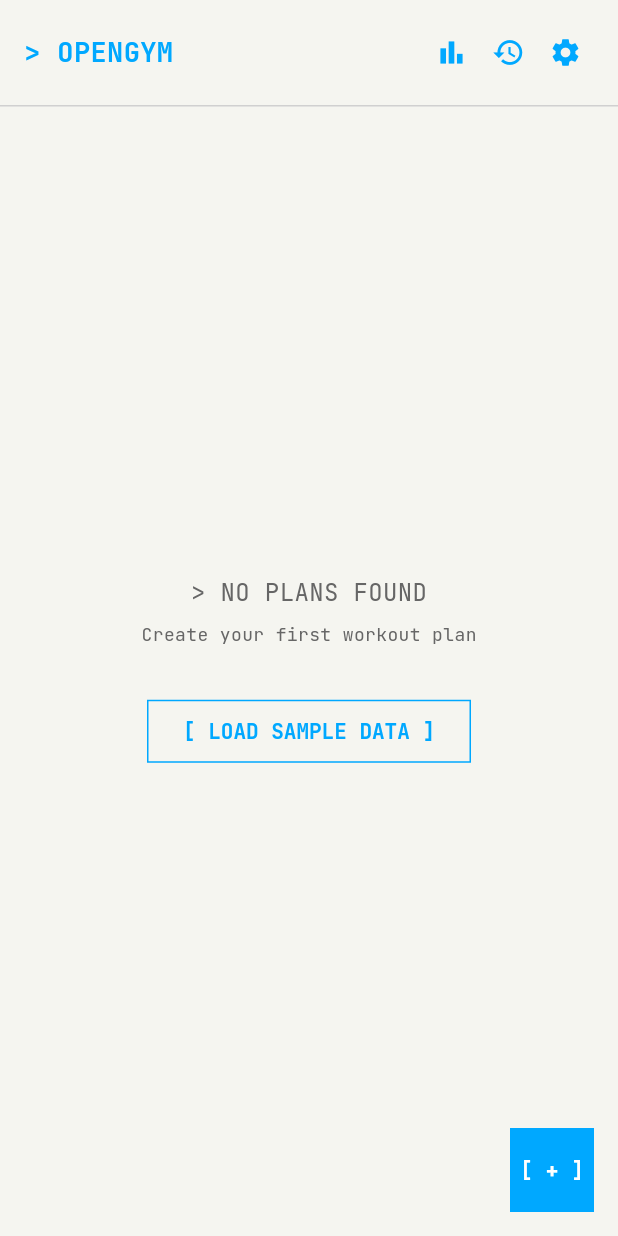
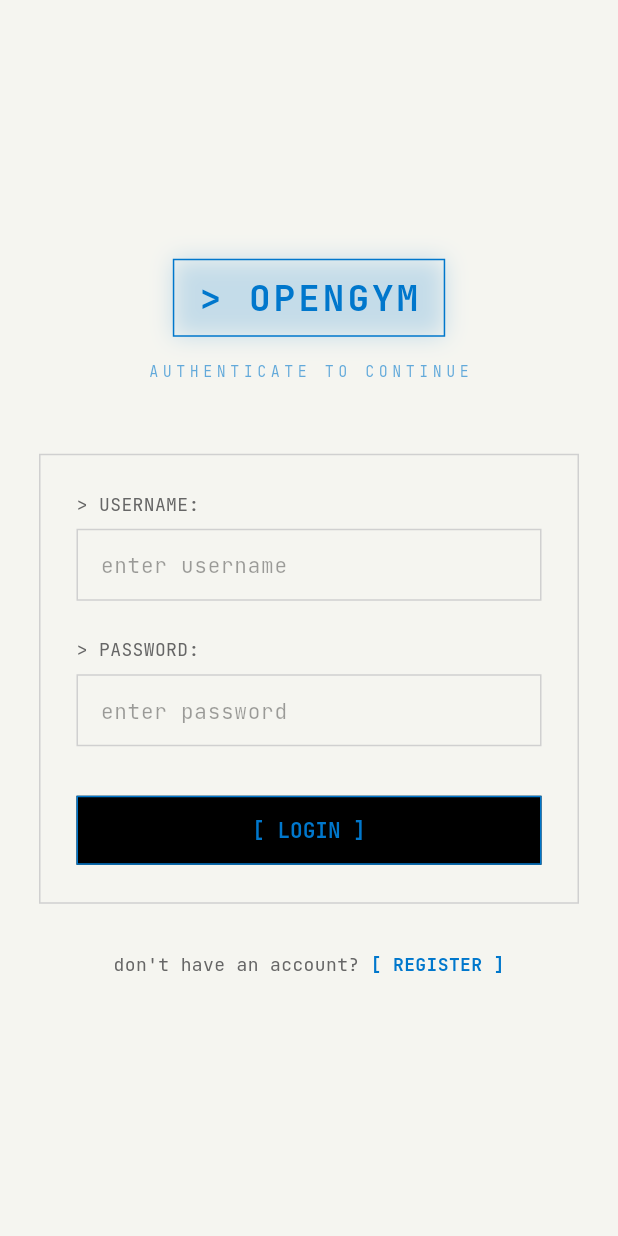
Before and after one commit to AalishMS/gymapp, a Flutter app: the screen it shows after launch, on a phone screen of 412 x 824 dp. Run offline on Flutter 3.47's test engine with Material 3 defaults, Android fonts, the phone set to English and light mode, and no system bars; our stand-ins replace fl_chart, flutter_secure_storage, google_fonts, hive, hive_flutter, shared_preferences; accounts and stored records are empty.

Commit message:
feat: add login and register screens

```diff
--- a/lib/main.dart
+++ b/lib/main.dart
@@ -7,6 +7,8 @@ import 'providers/progression_provider.dart';
 import 'providers/settings_provider.dart';
 import 'services/hive_service.dart';
 import 'screens/home_screen.dart';
+import 'screens/login_screen.dart';
+import 'screens/register_screen.dart';
 import 'theme/app_theme.dart';
 
 void main() async {
@@ -109,7 +111,12 @@ class _MyAppState extends State<MyApp> {
             theme: buildTheme(accentLight, Brightness.light),
             darkTheme: buildTheme(accentDark, Brightness.dark),
             themeMode: settings.themeMode,
-            home: const HomeScreen(),
+            initialRoute: '/login',
+            routes: {
+              '/login': (context) => const LoginScreen(),
+              '/register': (context) => const RegisterScreen(),
+              '/home': (context) => const HomeScreen(),
+            },
           );
         },
       ),
--- /dev/null
+++ b/lib/screens/login_screen.dart
@@ -0,0 +1,316 @@
+import 'package:flutter/material.dart';
+import 'package:google_fonts/google_fonts.dart';
+import '../services/auth_service.dart';
+import '../theme/app_theme.dart';
+
+class LoginScreen extends StatefulWidget {
+  const LoginScreen({super.key});
+
+  @override
+  State<LoginScreen> createState() => _LoginScreenState();
+}
+
+class _LoginScreenState extends State<LoginScreen> {
+  final _usernameController = TextEditingController();
+  final _passwordController = TextEditingController();
+  final _authService = AuthService();
+
+  bool _isLoading = false;
+  String? _errorMessage;
+
+  @override
+  void dispose() {
+    _usernameController.dispose();
+    _passwordController.dispose();
+    super.dispose();
+  }
+
+  Future<void> _handleLogin() async {
+    if (_isLoading) return;
+
+    setState(() {
+      _isLoading = true;
+      _errorMessage = null;
+    });
+
+    final username = _usernameController.text.trim();
+    final password = _passwordController.text;
+
+    if (username.isEmpty || password.isEmpty) {
+      setState(() {
+        _isLoading = false;
+        _errorMessage = 'Username and password required';
+      });
+      return;
+    }
+
+    final success = await _authService.login(username, password);
+
+    if (mounted) {
+      setState(() {
+        _isLoading = false;
+      });
+
+      if (success) {
+        Navigator.pushReplacementNamed(context, '/home');
+      } else {
+        setState(() {
+          _errorMessage = 'Invalid credentials';
+        });
+      }
+    }
+  }
+
+  @override
+  Widget build(BuildContext context) {
+    final bg = backgroundColor(context);
+    final border = borderColor(context);
+    final accent = Theme.of(context).colorScheme.primary;
+    final textPrimary = textPrimaryColor(context);
+    final textSecondary = textSecondaryColor(context);
+    final errorColor = Theme.of(context).extension<AppColorScheme>()?.error ??
+        const Color(0xFFFF4444);
+
+    return Scaffold(
+      backgroundColor: bg,
+      body: SafeArea(
+        child: Center(
+          child: SingleChildScrollView(
+            padding: const EdgeInsets.all(24),
+            child: Column(
+              mainAxisAlignment: MainAxisAlignment.center,
+              children: [
+                _buildHeader(accent),
+                const SizedBox(height: 48),
+                _buildInputContainer(
+                  context,
+                  bg: bg,
+                  border: border,
+                  accent: accent,
+                  textPrimary: textPrimary,
+                  textSecondary: textSecondary,
+                  child: Column(
+                    crossAxisAlignment: CrossAxisAlignment.start,
+                    children: [
+                      _buildTerminalLabel('> USERNAME:', textSecondary),
+                      const SizedBox(height: 8),
+                      _buildTextField(
+                        controller: _usernameController,
+                        hintText: 'enter username',
+                        textPrimary: textPrimary,
+                        border: border,
+                        accent: accent,
+                      ),
+                      const SizedBox(height: 24),
+                      _buildTerminalLabel('> PASSWORD:', textSecondary),
+                      const SizedBox(height: 8),
+                      _buildTextField(
+                        controller: _passwordController,
+                        hintText: 'enter password',
+                        obscureText: true,
+                        textPrimary: textPrimary,
+                        border: border,
+                        accent: accent,
+                      ),
+                      if (_errorMessage != null) ...[
+                        const SizedBox(height: 16),
+                        _buildErrorMessage(_errorMessage!, errorColor),
+                      ],
+                      const SizedBox(height: 32),
+                      _buildLoginButton(accent, textPrimary),
+                    ],
+                  ),
+                ),
+                const SizedBox(height: 32),
+                _buildRegisterLink(accent, textSecondary),
+              ],
+            ),
+          ),
+        ),
+      ),
+    );
+  }
+
+  Widget _buildHeader(Color accent) {
+    return Column(
+      children: [
+        Container(
+          padding: const EdgeInsets.symmetric(horizontal: 16, vertical: 8),
+          decoration: BoxDecoration(
+            border: Border.all(color: accent, width: 1),
+            boxShadow: [
+              BoxShadow(
+                color: accent.withAlpha(51),
+                blurRadius: 12,
+                spreadRadius: 0,
+              ),
+            ],
+          ),
+          child: Text(
+            '> OPENGYM',
+            style: GoogleFonts.jetBrainsMono(
+              fontSize: 24,
+              fontWeight: FontWeight.bold,
+              color: accent,
+              letterSpacing: 2,
+            ),
+          ),
+        ),
+        const SizedBox(height: 16),
+        Text(
+          'AUTHENTICATE TO CONTINUE',
+          style: GoogleFonts.jetBrainsMono(
+            fontSize: 10,
+            color: accent.withAlpha(153),
+            letterSpacing: 3,
+          ),
+        ),
+      ],
+    );
+  }
+
+  Widget _buildInputContainer(
+    BuildContext context, {
+    required Color bg,
+    required Color border,
+    required Color accent,
+    required Color textPrimary,
+    required Color textSecondary,
+    required Widget child,
+  }) {
+    return Container(
+      width: double.infinity,
+      constraints: const BoxConstraints(maxWidth: 360),
+      padding: const EdgeInsets.all(24),
+      decoration: BoxDecoration(
+        color: bg,
+        border: Border.all(color: border, width: 1),
+      ),
+      child: child,
+    );
+  }
+
+  Widget _buildTerminalLabel(String label, Color textSecondary) {
+    return Text(
+      label,
+      style: GoogleFonts.jetBrainsMono(
+        fontSize: 12,
+        color: textSecondary,
+      ),
+    );
+  }
+
+  Widget _buildTextField({
+    required TextEditingController controller,
+    required String hintText,
+    bool obscureText = false,
+    required Color textPrimary,
+    required Color border,
+    required Color accent,
+  }) {
+    return TextField(
+      controller: controller,
+      obscureText: obscureText,
+      style: GoogleFonts.jetBrainsMono(
+        fontSize: 14,
+        color: textPrimary,
+      ),
+      decoration: InputDecoration(
+        hintText: hintText,
+        hintStyle: GoogleFonts.jetBrainsMono(
+          fontSize: 14,
+          color: textPrimary.withAlpha(102),
+        ),
+        filled: false,
+        contentPadding:
+            const EdgeInsets.symmetric(horizontal: 12, vertical: 12),
+        enabledBorder: OutlineInputBorder(
+          borderRadius: BorderRadius.zero,
+          borderSide: BorderSide(color: border, width: 1),
+        ),
+        focusedBorder: OutlineInputBorder(
+          borderRadius: BorderRadius.zero,
+          borderSide: BorderSide(color: accent, width: 1),
+        ),
+      ),
+    );
+  }
+
+  Widget _buildErrorMessage(String message, Color errorColor) {
+    return Container(
+      width: double.infinity,
+      padding: const EdgeInsets.all(12),
+      decoration: BoxDecoration(
+        border: Border.all(color: errorColor, width: 1),
+      ),
+      child: Text(
+        '> ERROR: $message',
+        style: GoogleFonts.jetBrainsMono(
+          fontSize: 11,
+          color: errorColor,
+        ),
+      ),
+    );
+  }
+
+  Widget _buildLoginButton(Color accent, Color textPrimary) {
+    return SizedBox(
+      width: double.infinity,
+      child: ElevatedButton(
+        onPressed: _isLoading ? null : _handleLogin,
+        style: ElevatedButton.styleFrom(
+          backgroundColor: Colors.black,
+          foregroundColor: accent,
+          elevation: 0,
+          shape: RoundedRectangleBorder(
+            borderRadius: BorderRadius.zero,
+            side: BorderSide(color: accent, width: 1),
+          ),
+          padding: const EdgeInsets.symmetric(vertical: 14),
+        ),
+        child: _isLoading
+            ? SizedBox(
+                width: 18,
+                height: 18,
+                child: CircularProgressIndicator(
+                  strokeWidth: 2,
+                  color: accent,
+                ),
+              )
+            : Text(
+                '[ LOGIN ]',
+                style: GoogleFonts.jetBrainsMono(
+                  fontSize: 14,
+                  fontWeight: FontWeight.bold,
+                ),
+              ),
+      ),
+    );
+  }
+
+  Widget _buildRegisterLink(Color accent, Color textSecondary) {
+    return GestureDetector(
+      onTap: () => Navigator.pushNamed(context, '/register'),
+      child: Row(
+        mainAxisAlignment: MainAxisAlignment.center,
+        children: [
+          Text(
+            "don't have an account? ",
+            style: GoogleFonts.jetBrainsMono(
+              fontSize: 12,
+              color: textSecondary,
+            ),
+          ),
+          Text(
+            '[ REGISTER ]',
+            style: GoogleFonts.jetBrainsMono(
+              fontSize: 12,
+              fontWeight: FontWeight.bold,
+              color: accent,
+            ),
+          ),
+        ],
+      ),
+    );
+  }
+}
```
Also changed, not shown: lib/screens/register_screen.dart (added, +347 -0 lines).
